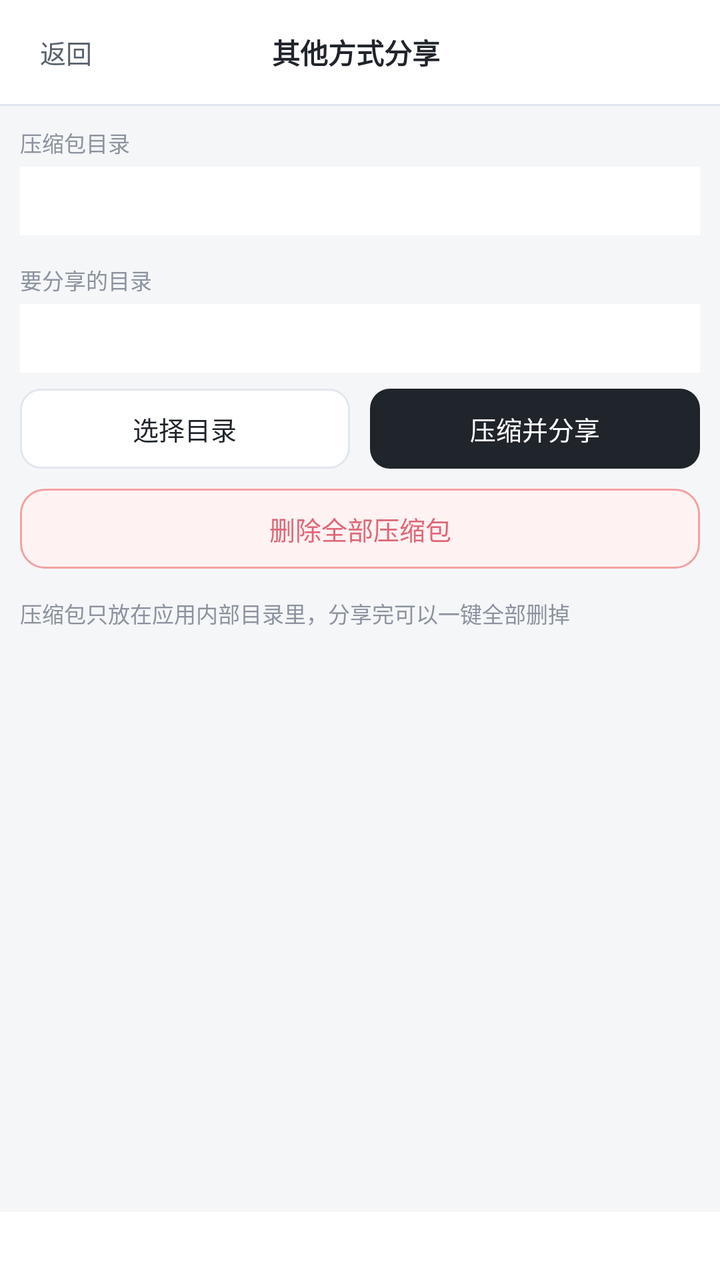
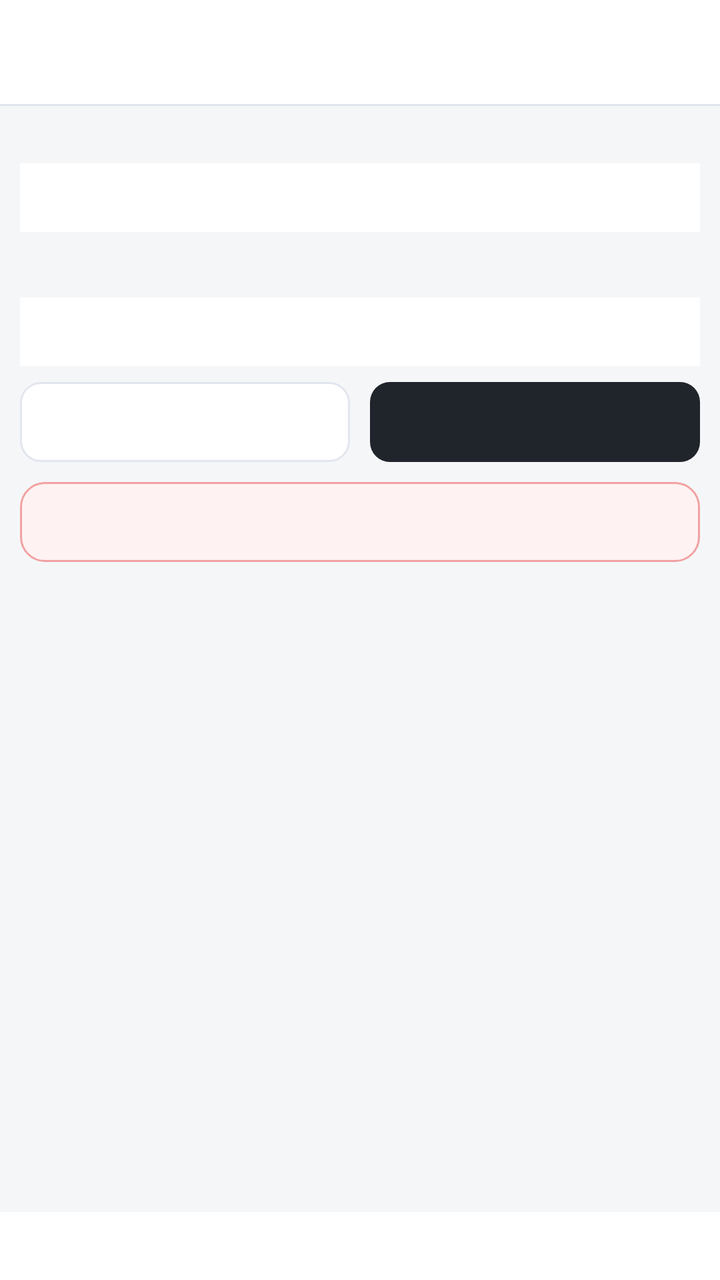

Screens rendered from an Android XML layout before and after an edit, with the pre-edit source and the edit as a unified diff.
<!-- AndroidManifest.xml: application theme Theme.TagMeow -->
<!-- res/layout/overlay_sync_export.xml -->
<?xml version="1.0" encoding="utf-8"?>

<LinearLayout xmlns:android="http://schemas.android.com/apk/res/android"
    android:id="@+id/syncExportOverlay"
    android:layout_width="match_parent"
    android:layout_height="match_parent"
    android:background="#f5f6f8"
    android:orientation="vertical">

    <LinearLayout
        android:layout_width="match_parent"
        android:layout_height="52dp"
        android:background="#ffffff"
        android:gravity="center_vertical"
        android:orientation="horizontal"
        android:paddingStart="8dp"
        android:paddingEnd="12dp">

        <TextView
            android:id="@+id/btnSyncExportBack"
            android:layout_width="wrap_content"
            android:layout_height="34dp"
            android:background="?attr/selectableItemBackground"
            android:gravity="center"
            android:paddingStart="12dp"
            android:paddingEnd="12dp"
            android:text="返回"
            android:textColor="#59616e"
            android:textSize="13sp" />

        <Space
            android:layout_width="0dp"
            android:layout_height="1dp"
            android:layout_weight="1" />

        <TextView
            android:id="@+id/tvSyncExportTitle"
            android:layout_width="wrap_content"
            android:layout_height="wrap_content"
            android:text="其他方式分享"
            android:textColor="#20242b"
            android:textSize="14sp"
            android:textStyle="bold" />

        <Space
            android:layout_width="0dp"
            android:layout_height="1dp"
            android:layout_weight="1" />

        <TextView
            android:layout_width="50dp"
            android:layout_height="1dp" />
    </LinearLayout>

    <View
        android:layout_width="match_parent"
        android:layout_height="1dp"
        android:background="#e2e6ee" />

    <ScrollView
        android:layout_width="match_parent"
        android:layout_height="0dp"
        android:layout_weight="1"
        android:fillViewport="true">

        <LinearLayout
            android:layout_width="match_parent"
            android:layout_height="wrap_content"
            android:orientation="vertical"
            android:padding="10dp">

            <TextView
                android:id="@+id/tvSyncExportZipDirLabel"
                android:layout_width="match_parent"
                android:layout_height="wrap_content"
                android:text="压缩包目录"
                android:textColor="#8c939f"
                android:textSize="11sp" />

            <TextView
                android:id="@+id/tvSyncExportZipDir"
                android:layout_width="match_parent"
                android:layout_height="wrap_content"
                android:layout_marginTop="4dp"
                android:background="#ffffff"
                android:ellipsize="middle"
                android:maxLines="2"
                android:paddingStart="10dp"
                android:paddingTop="9dp"
                android:paddingEnd="10dp"
                android:paddingBottom="9dp"
                android:textColor="#20242b"
                android:textSize="12sp" />

            <TextView
                android:id="@+id/tvSyncExportDirLabel"
                android:layout_width="match_parent"
                android:layout_height="wrap_content"
                android:layout_marginTop="14dp"
                android:text="要分享的目录"
                android:textColor="#8c939f"
                android:textSize="11sp" />

            <TextView
                android:id="@+id/tvSyncExportDir"
                android:layout_width="match_parent"
                android:layout_height="wrap_content"
                android:layout_marginTop="4dp"
                android:background="#ffffff"
                android:ellipsize="middle"
                android:maxLines="2"
                android:paddingStart="10dp"
                android:paddingTop="9dp"
                android:paddingEnd="10dp"
                android:paddingBottom="9dp"
                android:textColor="#20242b"
                android:textSize="12sp" />

            <LinearLayout
                android:layout_width="match_parent"
                android:layout_height="wrap_content"
                android:layout_marginTop="8dp"
                android:orientation="horizontal">

                <TextView
                    android:id="@+id/btnSyncExportBrowse"
                    android:layout_width="0dp"
                    android:layout_height="40dp"
                    android:layout_weight="1"
                    android:background="@drawable/bg_mini"
                    android:gravity="center"
                    android:text="选择目录"
                    android:textColor="#20242b"
                    android:textSize="13sp" />

                <TextView
                    android:id="@+id/btnSyncExportStart"
                    android:layout_width="0dp"
                    android:layout_height="40dp"
                    android:layout_marginStart="10dp"
                    android:layout_weight="1"
                    android:background="@drawable/bg_mini_primary"
                    android:gravity="center"
                    android:text="压缩并分享"
                    android:textColor="#ffffff"
                    android:textSize="13sp" />
            </LinearLayout>

            <TextView
                android:id="@+id/btnSyncExportDelete"
                android:layout_width="match_parent"
                android:layout_height="40dp"
                android:layout_marginTop="10dp"
                android:background="@drawable/bg_danger"
                android:gravity="center"
                android:text="删除全部压缩包"
                android:textColor="#df6876"
                android:textSize="13sp" />

            <TextView
                android:id="@+id/tvSyncExportHint"
                android:layout_width="match_parent"
                android:layout_height="wrap_content"
                android:layout_marginTop="14dp"
                android:text="压缩包只放在应用内部目录里，分享完可以一键全部删掉"
                android:textColor="#8c939f"
                android:textSize="11sp" />
        </LinearLayout>
    </ScrollView>

    <TextView
        android:id="@+id/tvSyncExportProgress"
        android:layout_width="match_parent"
        android:layout_height="wrap_content"
        android:background="#ffffff"
        android:gravity="center"
        android:maxLines="1"
        android:paddingStart="12dp"
        android:paddingTop="6dp"
        android:paddingEnd="12dp"
        android:textColor="#59616e"
        android:textSize="11sp"
        android:visibility="gone" />

    <TextView
        android:id="@+id/tvSyncExportStatus"
        android:layout_width="match_parent"
        android:layout_height="wrap_content"
        android:background="#ffffff"
        android:ellipsize="middle"
        android:gravity="center"
        android:maxLines="2"
        android:minHeight="34dp"
        android:paddingStart="12dp"
        android:paddingTop="8dp"
        android:paddingEnd="12dp"
        android:paddingBottom="8dp"
        android:text=""
        android:textColor="#8c939f"
        android:textSize="11sp" />
</LinearLayout>
<!-- resources referenced by this layout -->
<resources>
  <!-- drawable bg_danger (drawable) -->
  <?xml version="1.0" encoding="utf-8"?>
  
  <shape xmlns:android="http://schemas.android.com/apk/res/android"
      android:shape="rectangle">
      <solid android:color="#fff2f2" />
      <stroke
          android:width="1dp"
          android:color="#f2a2a2" />
      <corners android:radius="12dp" />
  </shape>
  <!-- drawable bg_mini (drawable) -->
  <?xml version="1.0" encoding="utf-8"?>
  
  <shape xmlns:android="http://schemas.android.com/apk/res/android"
      android:shape="rectangle">
      <solid android:color="#ffffff" />
      <stroke
          android:width="1dp"
          android:color="#e2e6ee" />
      <corners android:radius="10dp" />
  </shape>
  <!-- drawable bg_mini_primary (drawable) -->
  <?xml version="1.0" encoding="utf-8"?>
  
  <shape xmlns:android="http://schemas.android.com/apk/res/android"
      android:shape="rectangle">
      <solid android:color="#20242b" />
      <corners android:radius="10dp" />
  </shape>
  <style name="Theme.TagMeow" parent="Base.Theme.TagMeow" />
  <style name="Base.Theme.TagMeow" parent="Theme.Material3.DayNight.NoActionBar">
          
          
      </style>
</resources>

<!-- the commit's change to res/layout/overlay_sync_export.xml (unified diff, before → after) -->
@@ -4,13 +4,13 @@
     android:id="@+id/syncExportOverlay"
     android:layout_width="match_parent"
     android:layout_height="match_parent"
-    android:background="#f5f6f8"
+    android:background="@color/page_bg"
     android:orientation="vertical">
 
     <LinearLayout
         android:layout_width="match_parent"
         android:layout_height="52dp"
-        android:background="#ffffff"
+        android:background="@color/surface"
         android:gravity="center_vertical"
         android:orientation="horizontal"
         android:paddingStart="8dp"
@@ -24,8 +24,8 @@
             android:gravity="center"
             android:paddingStart="12dp"
             android:paddingEnd="12dp"
-            android:text="返回"
-            android:textColor="#59616e"
+            android:text=""
+            android:textColor="@color/text_medium"
             android:textSize="13sp" />
 
         <Space
@@ -37,8 +37,8 @@
             android:id="@+id/tvSyncExportTitle"
             android:layout_width="wrap_content"
             android:layout_height="wrap_content"
-            android:text="其他方式分享"
-            android:textColor="#20242b"
+            android:text=""
+            android:textColor="@color/text_primary"
             android:textSize="14sp"
             android:textStyle="bold" />
 
@@ -55,7 +55,7 @@
     <View
         android:layout_width="match_parent"
         android:layout_height="1dp"
-        android:background="#e2e6ee" />
+        android:background="@color/border" />
 
     <ScrollView
         android:layout_width="match_parent"
@@ -73,8 +73,8 @@
                 android:id="@+id/tvSyncExportZipDirLabel"
                 android:layout_width="match_parent"
                 android:layout_height="wrap_content"
-                android:text="压缩包目录"
-                android:textColor="#8c939f"
+                android:text=""
+                android:textColor="@color/text_secondary"
                 android:textSize="11sp" />
 
             <TextView
@@ -82,14 +82,14 @@
                 android:layout_width="match_parent"
                 android:layout_height="wrap_content"
                 android:layout_marginTop="4dp"
-                android:background="#ffffff"
+                android:background="@color/surface"
                 android:ellipsize="middle"
                 android:maxLines="2"
                 android:paddingStart="10dp"
                 android:paddingTop="9dp"
                 android:paddingEnd="10dp"
                 android:paddingBottom="9dp"
-                android:textColor="#20242b"
+                android:textColor="@color/text_primary"
                 android:textSize="12sp" />
 
             <TextView
@@ -97,8 +97,8 @@
                 android:layout_width="match_parent"
                 android:layout_height="wrap_content"
                 android:layout_marginTop="14dp"
-                android:text="要分享的目录"
-                android:textColor="#8c939f"
+                android:text=""
+                android:textColor="@color/text_secondary"
                 android:textSize="11sp" />
 
             <TextView
@@ -106,14 +106,14 @@
                 android:layout_width="match_parent"
                 android:layout_height="wrap_content"
                 android:layout_marginTop="4dp"
-                android:background="#ffffff"
+                android:background="@color/surface"
                 android:ellipsize="middle"
                 android:maxLines="2"
                 android:paddingStart="10dp"
                 android:paddingTop="9dp"
                 android:paddingEnd="10dp"
                 android:paddingBottom="9dp"
-                android:textColor="#20242b"
+                android:textColor="@color/text_primary"
                 android:textSize="12sp" />
 
             <LinearLayout
@@ -129,8 +129,8 @@
                     android:layout_weight="1"
                     android:background="@drawable/bg_mini"
                     android:gravity="center"
-                    android:text="选择目录"
-                    android:textColor="#20242b"
+                    android:text=""
+                    android:textColor="@color/text_primary"
                     android:textSize="13sp" />
 
                 <TextView
@@ -141,8 +141,8 @@
                     android:layout_weight="1"
                     android:background="@drawable/bg_mini_primary"
                     android:gravity="center"
-                    android:text="压缩并分享"
-                    android:textColor="#ffffff"
+                    android:text=""
+                    android:textColor="@color/on_primary_text"
                     android:textSize="13sp" />
             </LinearLayout>
 
@@ -153,8 +153,8 @@
                 android:layout_marginTop="10dp"
                 android:background="@drawable/bg_danger"
                 android:gravity="center"
-                android:text="删除全部压缩包"
-                android:textColor="#df6876"
+                android:text=""
+                android:textColor="@color/danger_text"
                 android:textSize="13sp" />
 
             <TextView
@@ -162,8 +162,8 @@
                 android:layout_width="match_parent"
                 android:layout_height="wrap_content"
                 android:layout_marginTop="14dp"
-                android:text="压缩包只放在应用内部目录里，分享完可以一键全部删掉"
-                android:textColor="#8c939f"
+                android:text=""
+                android:textColor="@color/text_secondary"
                 android:textSize="11sp" />
         </LinearLayout>
     </ScrollView>
@@ -172,13 +172,13 @@
         android:id="@+id/tvSyncExportProgress"
         android:layout_width="match_parent"
         android:layout_height="wrap_content"
-        android:background="#ffffff"
+        android:background="@color/surface"
         android:gravity="center"
         android:maxLines="1"
         android:paddingStart="12dp"
         android:paddingTop="6dp"
         android:paddingEnd="12dp"
-        android:textColor="#59616e"
+        android:textColor="@color/text_medium"
         android:textSize="11sp"
         android:visibility="gone" />
 
@@ -186,7 +186,7 @@
         android:id="@+id/tvSyncExportStatus"
         android:layout_width="match_parent"
         android:layout_height="wrap_content"
-        android:background="#ffffff"
+        android:background="@color/surface"
         android:ellipsize="middle"
         android:gravity="center"
         android:maxLines="2"
@@ -196,6 +196,6 @@
         android:paddingEnd="12dp"
         android:paddingBottom="8dp"
         android:text=""
-        android:textColor="#8c939f"
+        android:textColor="@color/text_secondary"
         android:textSize="11sp" />
 </LinearLayout>
<!-- resource entries referenced after the edit -->
@@ -1,14 +1,22 @@
 <!-- resources referenced by this layout -->
 <resources>
+  <color name="border">#E2E6EE</color>
+  <color name="danger_text">#DF6876</color>
+  <color name="on_primary_text">#FFFFFF</color>
+  <color name="page_bg">#F5F6F8</color>
+  <color name="surface">#FFFFFF</color>
+  <color name="text_medium">#59616E</color>
+  <color name="text_primary">#20242B</color>
+  <color name="text_secondary">#8C939F</color>
   <!-- drawable bg_danger (drawable) -->
   <?xml version="1.0" encoding="utf-8"?>
   
   <shape xmlns:android="http://schemas.android.com/apk/res/android"
       android:shape="rectangle">
-      <solid android:color="#fff2f2" />
+      <solid android:color="@color/filter_exclude_bg" />
       <stroke
           android:width="1dp"
-          android:color="#f2a2a2" />
+          android:color="@color/filter_exclude_border" />
       <corners android:radius="12dp" />
   </shape>
   <!-- drawable bg_mini (drawable) -->
@@ -16,10 +24,10 @@
   
   <shape xmlns:android="http://schemas.android.com/apk/res/android"
       android:shape="rectangle">
-      <solid android:color="#ffffff" />
+      <solid android:color="@color/surface" />
       <stroke
           android:width="1dp"
-          android:color="#e2e6ee" />
+          android:color="@color/border" />
       <corners android:radius="10dp" />
   </shape>
   <!-- drawable bg_mini_primary (drawable) -->
@@ -27,10 +35,13 @@
   
   <shape xmlns:android="http://schemas.android.com/apk/res/android"
       android:shape="rectangle">
-      <solid android:color="#20242b" />
+      <solid android:color="@color/primary_button_bg" />
       <corners android:radius="10dp" />
   </shape>
   <style name="Theme.TagMeow" parent="Base.Theme.TagMeow" />
+  <color name="filter_exclude_bg">#FFF2F2</color>
+  <color name="filter_exclude_border">#F2A2A2</color>
+  <color name="primary_button_bg">#20242B</color>
   <style name="Base.Theme.TagMeow" parent="Theme.Material3.DayNight.NoActionBar">
           
           
